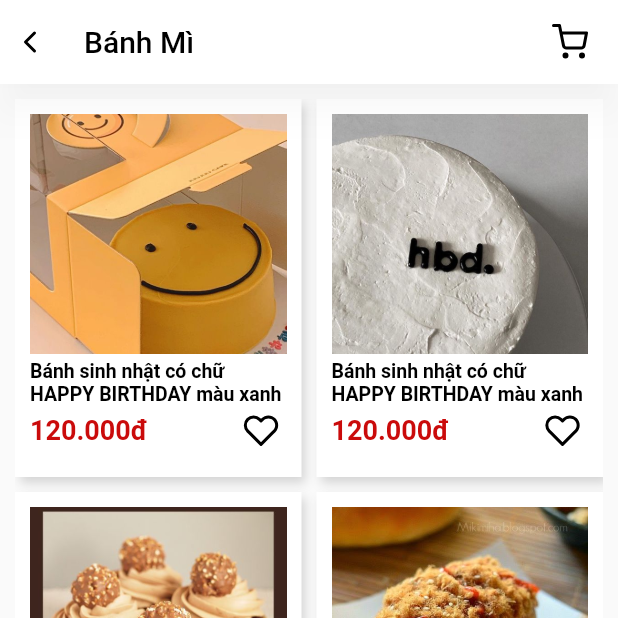
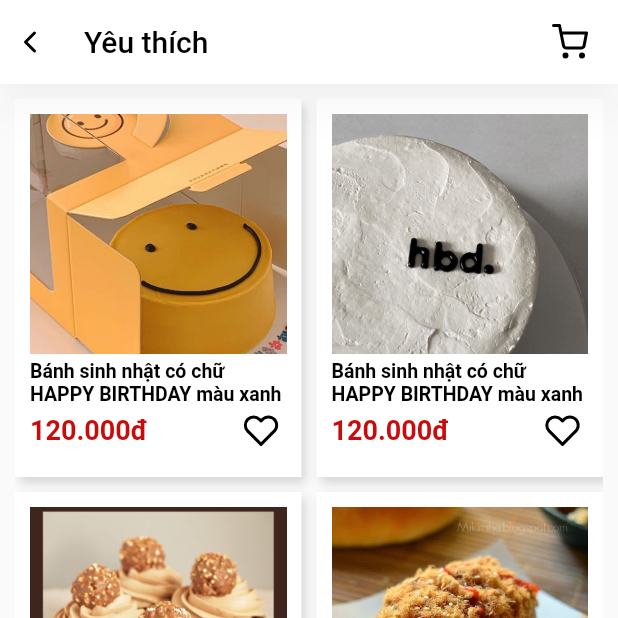
Before and after one commit to chammthanh/DOAN_ANDROID, a Flutter app: the YeuThichPage screen opened directly, on a phone screen of 412 x 824 dp, the top half of it. Run offline on Flutter 3.47's test engine with Material 2 defaults, Android fonts, the phone set to English and light mode, and no system bars; our stand-ins replace flutter_image_slideshow, flutter_svg, getwidget, shared_preferences; accounts and stored records are empty.

Commit message:
update route yeuthich

```diff
--- a/DOAN_ANDROID/lib/screens/trangchu/trangchu.dart
+++ b/DOAN_ANDROID/lib/screens/trangchu/trangchu.dart
@@ -2,6 +2,7 @@ import 'package:doan_cake/constraint.dart';
 import 'package:doan_cake/screens/donmua/donmua.dart';
 import 'package:doan_cake/screens/hoso/hoso.dart';
 import 'package:doan_cake/screens/trangchu/components/body.dart';
+import 'package:doan_cake/screens/yeuthich/yeuthich.dart';
 import 'package:flutter/material.dart';
 import 'package:flutter_svg/svg.dart';
 
@@ -15,7 +16,7 @@ class _TrangChuState extends State<TrangChu> {
   int _selectedIndex = 0;
   final List<Widget> _pages = [
     const BodyHome(),
-    const BodyHome(),
+    const YeuThichPage(),
     const DonMuaPage(),
     const HoSo(),
   ];
--- a/DOAN_ANDROID/lib/screens/yeuthich/yeuthich.dart
+++ b/DOAN_ANDROID/lib/screens/yeuthich/yeuthich.dart
@@ -28,7 +28,7 @@ class _YeuThichPageState extends State<YeuThichPage> {
             ),
           ),
           title: const Text(
-            'Bánh Mì',
+            'Yêu thích',
             style: TextStyle(color: textColor),
           ),
           actions: [
```
Also changed, not shown: DOAN_ANDROID/pubspec.lock.
